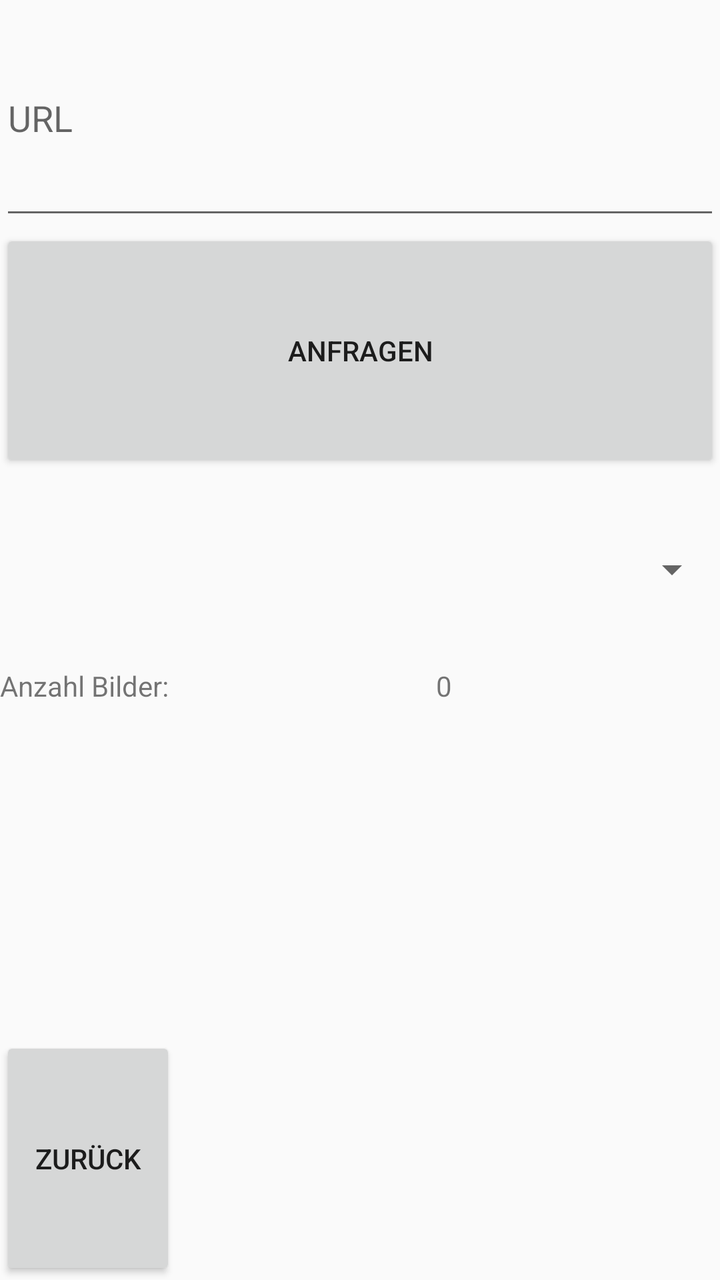
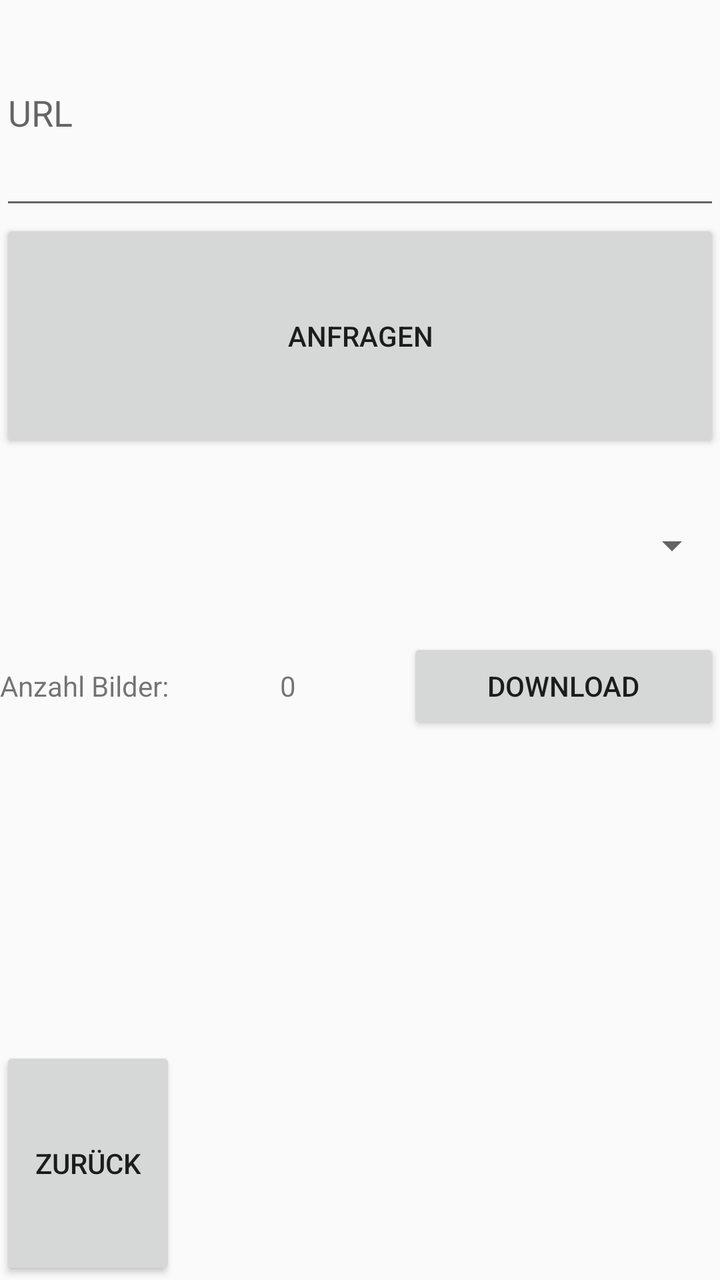

The first picture is an Android layout as it rendered before a commit; the second is the same layout after the commit. The layout source and the unified diff follow.
<!-- AndroidManifest.xml: application theme Theme.Explo -->
<!-- res/layout/activity_download.xml -->
<?xml version="1.0" encoding="utf-8"?>
<LinearLayout xmlns:android="http://schemas.android.com/apk/res/android"
    xmlns:app="http://schemas.android.com/apk/res-auto"
    xmlns:tools="http://schemas.android.com/tools"
    android:layout_width="match_parent"
    android:layout_height="match_parent"
    android:orientation="vertical"
    tools:context=".DownloadActivity">

    <EditText
        android:id="@+id/urlText"
        android:layout_width="match_parent"
        android:layout_height="wrap_content"
        android:layout_weight="1"
        android:ems="10"
        android:hint="URL"
        android:inputType="text" />

    <Button
        android:id="@+id/anfrageButton"
        android:layout_width="match_parent"
        android:layout_height="wrap_content"
        android:layout_weight="1"
        android:text="Anfragen" />

    <Spinner
        android:id="@+id/spinnerDownload"
        android:layout_width="match_parent"
        android:layout_height="wrap_content"
        android:layout_weight="1" />

    <LinearLayout
        android:layout_width="match_parent"
        android:layout_height="wrap_content"
        android:layout_weight="1"
        android:orientation="horizontal">

        <TextView
            android:layout_width="wrap_content"
            android:layout_height="wrap_content"
            android:layout_weight="1"
            android:text="Anzahl Bilder:" />

        <TextView
            android:id="@+id/anzahlBilderText"
            android:layout_width="wrap_content"
            android:layout_height="wrap_content"
            android:layout_weight="1"
            android:text="0" />
    </LinearLayout>

    <TextView
        android:id="@+id/beschreibungText"
        android:layout_width="match_parent"
        android:layout_height="wrap_content"
        android:layout_weight="1" />

    <Button
        android:id="@+id/backButton"
        android:layout_width="wrap_content"
        android:layout_height="wrap_content"
        android:layout_gravity="bottom|left"
        android:layout_weight="1"
        android:text="Zurück" />
</LinearLayout>
<!-- resources referenced by this layout -->
<resources>
  <style name="Theme.Explo" parent="Base.Theme.Explo" />
  <style name="Base.Theme.Explo" parent="Theme.AppCompat.Light.NoActionBar">
          
          
      </style>
</resources>

<!-- the commit's change to res/layout/activity_download.xml (unified diff, before → after) -->
@@ -47,6 +47,13 @@
             android:layout_height="wrap_content"
             android:layout_weight="1"
             android:text="0" />
+
+        <Button
+            android:id="@+id/downloadButton"
+            android:layout_width="wrap_content"
+            android:layout_height="wrap_content"
+            android:layout_weight="1"
+            android:text="Download" />
     </LinearLayout>
 
     <TextView
